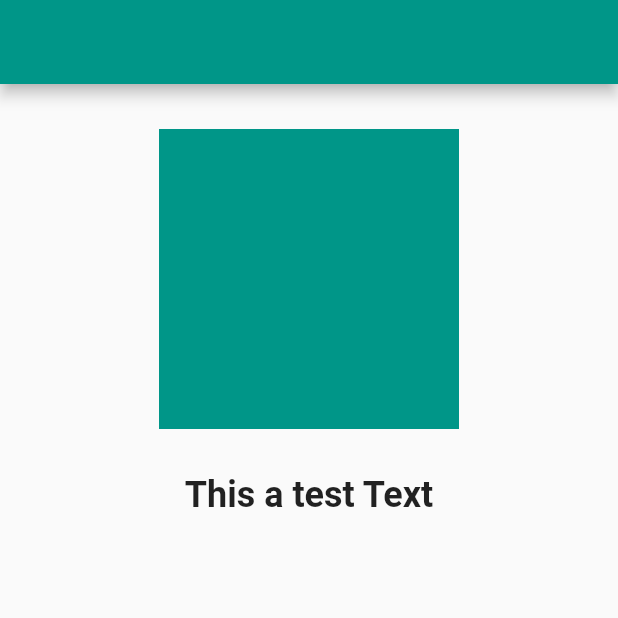
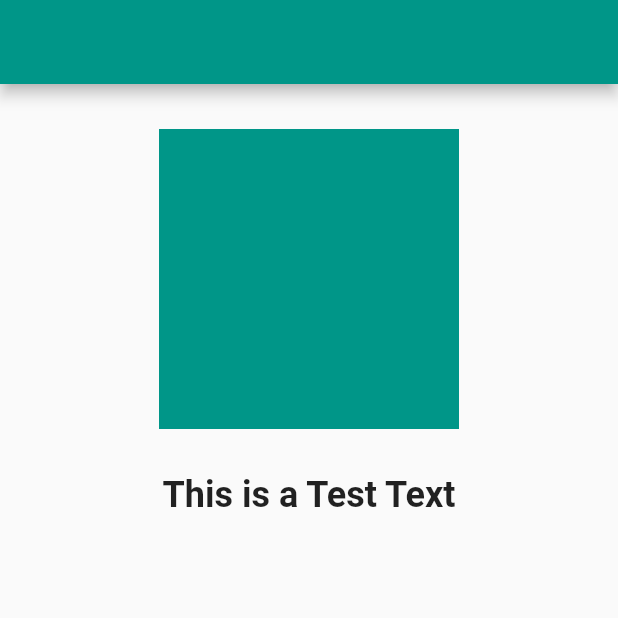
Before and after one commit to AhmedAbouelkher/Response-for-Flutter, a Flutter app: the screen it shows after launch, on a phone screen of 412 x 824 dp, the top half of it. Run offline on Flutter 3.47's test engine with Material 2 defaults, Android fonts, the phone set to English and light mode, and no system bars.

````diff
--- a/example/lib/main.dart
+++ b/example/lib/main.dart
@@ -1,14 +1,41 @@
 import 'package:flutter/material.dart';
 import 'package:ui_size_config/ui_size_config.dart';
+
+/*
+The app documintaion will be very helpful to know more about any Method/Function
+which I use in the package.
+
+If you feel confused or can't understant any part of the code, then the Package
+Documention will be very useful.
+
+You can access any Method/Class Quick Documintation:
+  in VS Code: By hovering with your cursor over the method/class in your code.
+
+  in Andriod Studio/IntelliJ IDEA: move the cursor pointer to the method/class and type
+  on your keyboard (ctrl + q on Windows/ command + j on MacOS).
+
+You can access any Method/Class Full Detailed Documintation:
+  in VS Code and Andriod Studio/IntelliJ IDEA:  hovering with your cursor over the method/class in your code while
+  pressing (ctrl on Windows/ command on MacOS) botton then click.
+
+*/
 
 void main() => runApp(MyApp());
 
 class MyApp extends StatelessWidget {
   @override
   Widget build(BuildContext context) {
+    //initializing Our Package to get data and process them from
+    //the general context of the app
+    //Both Child and Context is required to initialize the config process
     return UISizeConfig(
+      //passing the context.
       context: context,
-      child: MaterialApp(home: HomePage()),
+      //setting our whole material app as a child.
+      //see the documintaion if you want to know more.
+      child: MaterialApp(
+        home: HomePage(),
+      ),
     );
   }
 }
@@ -20,34 +47,45 @@ class HomePage extends StatelessWidget {
       appBar: AppBar(
         backgroundColor: Colors.teal,
       ),
-      body: SafeArea(
-        child: SingleChildScrollView(
-          child: Center(
+      body: Center(
         child: Column(
           crossAxisAlignment: CrossAxisAlignment.center,
           children: <Widget>[
             SizedBox(
-                  height: 30,
+              //We are just want the SizedBox to be 30px in all situations and screens.
+              //This helps you specifing a constant height in all modes and devices
+              //that the app will work on.
+              height: SizeConfig().setHeight(30),
             ),
-                Container(
+            Transform.rotate(
+              child: Container(
+                //We want the Container Widget to be 200px in width and 200px in height...
+                //across all the available displays on which the app will work on.
+                //Note: the scaling process will work also in the same device in both
+                //in Portrait mode or in Landscape mode.
                 width: SizeConfig().setWidth(200),
                 height: SizeConfig().setHeight(200),
                 color: Colors.teal,
               ),
+              angle: 0,
+            ),
             SizedBox(
-                  height: 30,
+              height: SizeConfig().setHeight(30),
             ),
             Text(
-                  'This a test Text',
+              'This is a Test Text',
               style: TextStyle(
                 fontSize: SizeConfig().setFontSize(24),
-                      fontWeight: FontWeight.bold),
+                fontWeight: FontWeight.bold,
+              ),
             )
           ],
-            ),
-          ),
         ),
       ),
     );
   }
 }
+
+bool ro() {
+  return SizeConfig().inMobilePortrait;
+}
--- a/lib/ui_size_config.dart
+++ b/lib/ui_size_config.dart
@@ -1,6 +1,6 @@
 /*
 
-** Package Auther: Ahmed M. Abouelkher
+** Package Author: Ahmed M. Abouelkher
 ** E-mail: am303737@gmail.com
 
 * Original Author: TechieBlossom
@@ -14,16 +14,71 @@ import 'package:flutter/rendering.dart';
 import 'package:flutter/widgets.dart';
 
 class UISizeConfig extends StatelessWidget {
+  ///[UISizeConfig] is an initialization Class for the whole package.
+  ///
+  ///We are using it to get [constraints] and [orientation] information
+  ///about the currently running app.
+
+  UISizeConfig({@required this.context, @required this.child});
+
+  ///`context` is the whole app context with which we are able to get more
+  ///information about the app widgets status and more information about our
+  ///widget tree as well as our widget status in the same tree.
+  ///`context` is a requirement to enable the package to work.
+  ///
+  /// {@tool sample}
+  ///
+  /// ```dart
+  ///     UISizeConfig(
+  ///       context: context,
+  ///       child: MaterialApp(
+  ///         home: HomePage(),
+  ///       ),
+  ///     )
+  /// ```
+  /// {@end-tool}
+  ///
+  /// Still confused? Run the example app in which you can fine
+  /// a working example with full comments to teach you every step
+  /// the example: https://github.com/AhmedAbouelkher/UI_SizeConfig-for-Flutter/tree/master/example
+  ///
   final BuildContext context;
+
+  ///`child` is the child widget in which we want to use our package
+  ///
+  ///`child` must be in the top of our (Widget Tree) to work properly.
+  ///You can say that your [child] widget is always will be our [MaterialApp]
+  ///
+  ///`child` is a requirment to enable the package to work.
+  ///
+  /// {@tool sample}
+  ///
+  /// ```dart
+  ///     UISizeConfig(
+  ///       context: context,
+  ///       child: MaterialApp(
+  ///         home: HomePage(),
+  ///       ),
+  ///     )
+  /// ```
+  /// {@end-tool}
+  ///
+  /// Still confused? Run the example app in which you can fine
+  /// a working example with full comments to teach you every step
+  /// the example: https://github.com/AhmedAbouelkher/UI_SizeConfig-for-Flutter/tree/master/example
+  ///
   final Widget child;
-  UISizeConfig({@required this.context, @required this.child});
   @override
   Widget build(BuildContext context) {
+    ///[LayoutBuilder] is used to get the constraints/borders geometry of
+    ///the device screen in which the app is working on.
     return LayoutBuilder(
       builder: (context, constraints) {
+        ///[OrientationBuilder] is used to get the orientation mode of
+        ///the device in which the app is working on.
         return OrientationBuilder(
           builder: (BuildContext context, Orientation orientation) {
-            SizeConfig().init(constraints, orientation);
+            SizeConfig()._init(constraints, orientation);
             return child;
           },
         );
@@ -31,6 +86,26 @@ class UISizeConfig extends StatelessWidget {
     );
   }
 }
+
+///
+///[SizeConfig] is the main brain of the package.
+///
+///We are using it to calculate the geometric value of our widgets
+///in which we define for example a specific [width] or [height] in pixels
+///and in that case we want the specified property to be constant whatever the
+///device screen size would be.
+///
+///For example:
+///if you want to specific a constant [height] and [width] to your container
+///lets say it will be 100 pixels in height and 100 pixels in width, you will
+///type the [height] property = 100 and the [width] property = 100, So in that
+///case you want to maintain these [height] and [width] property relative to
+///the device screen size you originally designed your app on.
+///
+/// in that case the class/package will do the work to change these relative
+/// [height] and [width] to maintain the same display occupation size.
+///
+///
 
 class SizeConfig {
   static double _screenWidth;
@@ -40,7 +115,7 @@ class SizeConfig {
   static bool _isPortrait = true;
   static bool _isMobilePortrait = false;
 
-  void init(BoxConstraints constraints, Orientation orientation) {
+  void _init(BoxConstraints constraints, Orientation orientation) {
     if (orientation == Orientation.portrait) {
       _screenWidth = constraints.maxWidth;
       _screenHeight = constraints.maxHeight;
@@ -58,16 +133,27 @@ class SizeConfig {
     _blockHeight = _screenHeight / 150;
   }
 
-  bool get isDevicePortait => _isPortrait;
+  ///[isDevicePortrait] is helpful if you want to know whether the device orientation is
+  ///in Portrait or in Landscape.
+  bool get isDevicePortrait => _isPortrait;
+
+  ///[inMobilePortrait] is helpful if you want to know whether the device you are
+  ///working on a Mobile Portrait or a Tablet Portrait mode
   bool get inMobilePortrait => _isMobilePortrait;
 
-  double setWidth(double width) => ((width / _blockWidth) * _blockWidth);
+  double setWidth(double width) {
+    return ((width / _blockWidth) * _blockWidth);
+  }
 
-  double setHeight(double height) => ((height / _blockHeight) * _blockHeight);
+  double setHeight(double height) {
+    return ((height / _blockHeight) * _blockHeight);
+  }
 
-  double setFontSize(double fontSize) =>
-      ((fontSize / _blockHeight) * _blockHeight);
+  double setFontSize(double fontSize) {
+    return ((fontSize / _blockHeight) * _blockHeight);
+  }
 
-  double setImageSize(double imageSize) =>
-      ((imageSize / _blockWidth) * _blockWidth);
+  double setImageSize(double imageSize) {
+    return ((imageSize / _blockWidth) * _blockWidth);
+  }
 }
--- a/pubspec.yaml
+++ b/pubspec.yaml
@@ -1,5 +1,5 @@
 name: ui_size_config
-description: Flutter plugin helps you to maintain a clean looking widgets size in all available displays in which the app will be
+description: Flutter plugin helps to maintain a clean looking widgets size in all available displays in which the app will be
 version: 0.0.1
 homepage: https://github.com/AhmedAbouelkher/UI_SizeConfig-for-Flutter
 
````
Also changed, not shown: 1 other file. Lines whose indentation alone changed are shown as unchanged.
